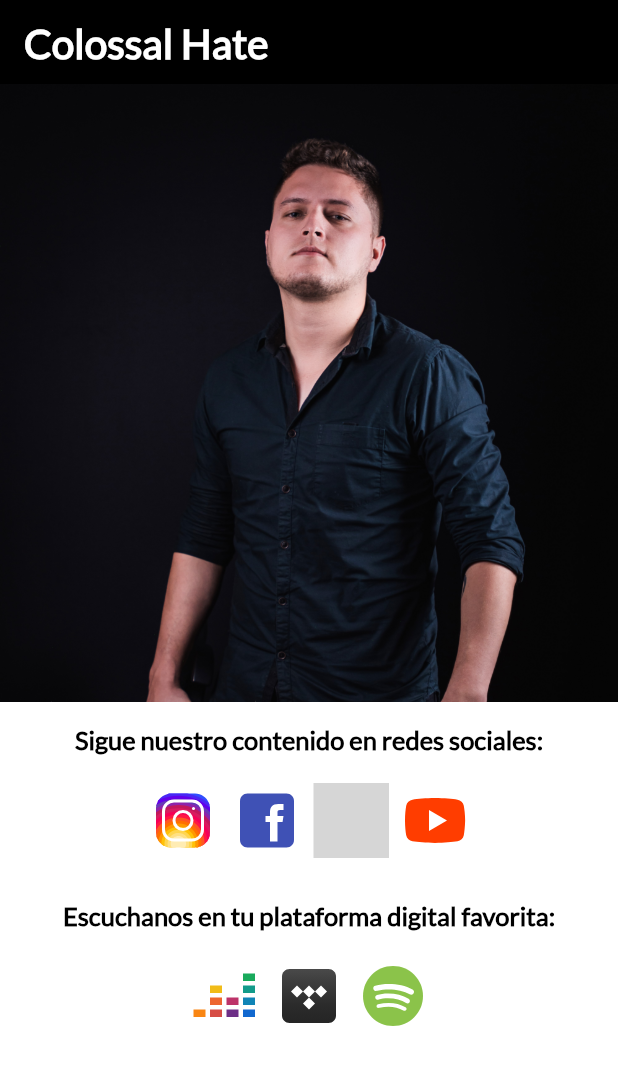
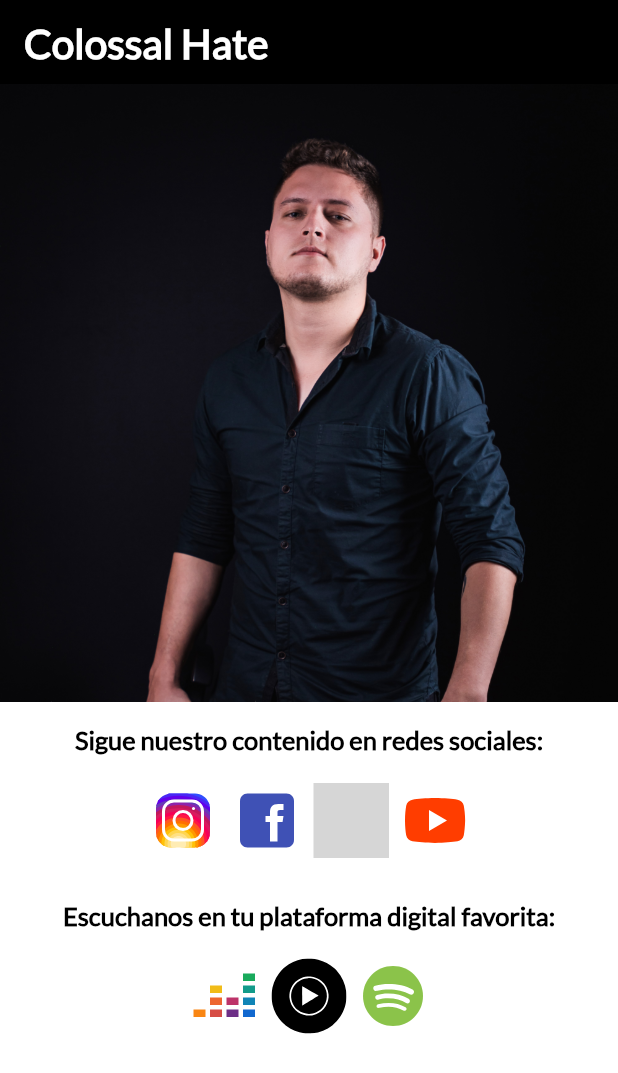
Before and after one commit to andresesposito62/ColossalHate, a Flutter app: the screen it shows after launch, on a phone screen of 412 x 824 dp. Shown: the top 1073 px of the screen. Run offline on Flutter 3.47's test engine with Material 2 defaults, Android fonts, the light colour scheme and no system bars; our stand-ins replace flutter_svg; missing offline and left inert: dart:html; grey boxes are pictures that could not be loaded.

Commit message:
punch urls are added

```diff
--- a/lib/digital_platform.dart
+++ b/lib/digital_platform.dart
@@ -25,13 +25,17 @@
   static const String youtubeUrl = "https://youtube.com/@colossalhate/";
 
   static const String deezerLogoPath = "assets/img/deezer-logo-svg.svg";
-  static const String deezerUrl = "https://deezer.page.link/QUwZUyN4ieY3C2jV6/";
+  static const String deezerUrl = "https://www.deezer.com/track/3297542201";
 
   static const String spotifyLogoPath = "assets/img/spotify-logo-svg.svg";
-  static const String spotifyUrl = "https://open.spotify.com/track/559f7sp6M1euwTaBAZEfAi?si=HqoAzYVJSSmJqUTTKSE2PQ&utm_source=copy-link/";
+  static const String spotifyUrl = "https://open.spotify.com/track/1ZrkEs8XWKyXFAJNBdTzqU";
 
   static const String tidalLogoPath = "assets/img/tidal-logo-svg.svg";
-  static const String tidalUrl = "https://tidal.com/album/259921188/";
+  static const String tidalUrl = "https://music.youtube.com/watch?v=a3CI4gR7Lp8&si=LcBFe6vaiAQCkxVW";
+
+  static const String youtubeMusicLogoPath = "assets/img/youtube_music_icon_svg.svg";
+  static const String youtubeMusicUrl = "https://music.youtube.com/watch?v=a3CI4gR7Lp8&si=LcBFe6vaiAQCkxVW";
+
 
 
   @override
@@ -59,9 +63,9 @@
     }else if (widget.digitalPlatformName == "spotify"){
       logoPath = spotifyLogoPath;
       logoUrl = spotifyUrl;
-    }else if (widget.digitalPlatformName == "tidal"){
-      logoPath = tidalLogoPath;
-      logoUrl = tidalUrl;
+    }else if (widget.digitalPlatformName == "youtubeMusic"){
+      logoPath = youtubeMusicLogoPath;
+      logoUrl = youtubeMusicUrl;
     }
 
     digitalPlatformContainer = Container(
--- a/lib/digital_platform_module.dart
+++ b/lib/digital_platform_module.dart
@@ -25,7 +25,7 @@
       mainAxisAlignment: MainAxisAlignment.center,
       children: [
         DigitalPlatform("deezer"),
-        DigitalPlatform("tidal"),
+        DigitalPlatform("youtubeMusic"),
         DigitalPlatform("spotify"),
       ],
     );
```
Also changed, not shown: assets/img/youtube_music_icon_svg.svg (added).
